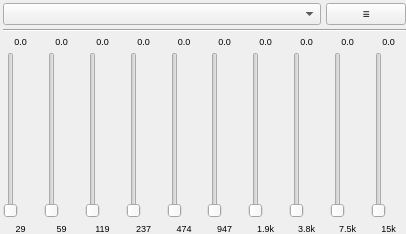
Above: src/Gui/Plugins/Engine/GUI_Equalizer.ui from Inferno214221/sayonara-player before the change. Below: the same form after it.
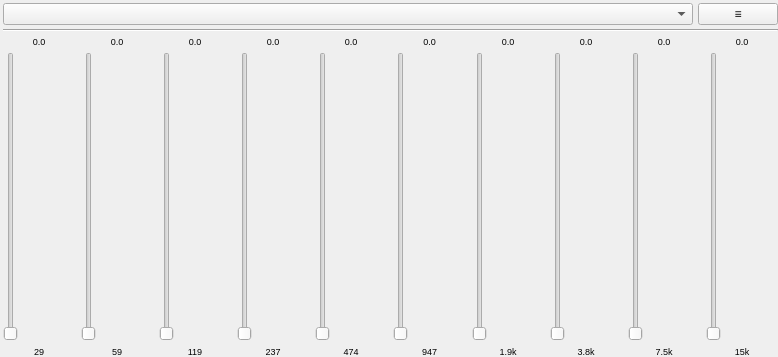
That is the form after the change. Custom widgets are drawn as their Qt base class.

```diff
--- a/src/Gui/Plugins/Engine/GUI_Equalizer.ui
+++ b/src/Gui/Plugins/Engine/GUI_Equalizer.ui
@@ -6,8 +6,8 @@
    <rect>
     <x>0</x>
     <y>0</y>
-    <width>406</width>
-    <height>234</height>
+    <width>778</width>
+    <height>357</height>
    </rect>
   </property>
   <layout class="QGridLayout" name="gridLayout">
```
Left out of the diff: 66 changed lines with no effect on the pictures.
